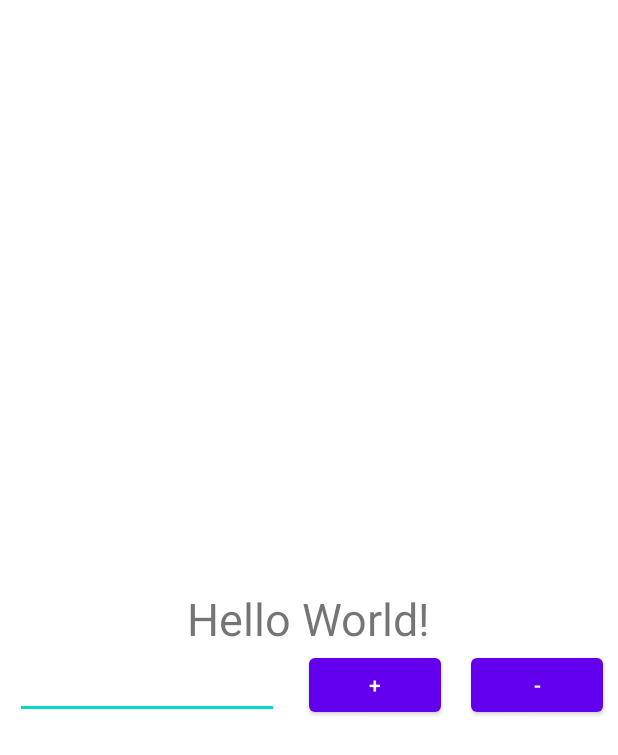
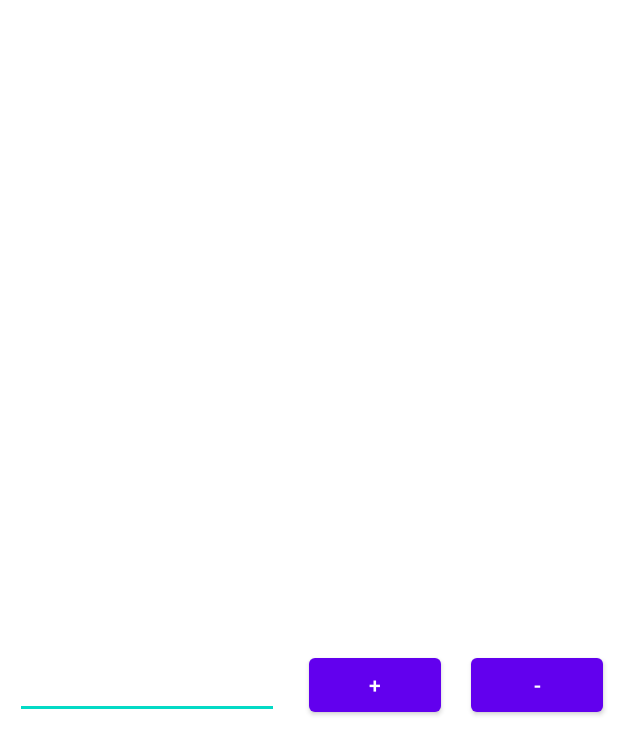
Before and after one commit to kimriri/kotlinmvvm, an Android app: the layout activity_main.xml on its own in the app's theme, with its tools: preview values and no code run, on a phone screen of 412 x 824 dp. Shown: the top 755 px of the screen. Run offline under Robolectric (Android 15) with nearby library versions, the phone set to English and light mode, and no system bars.

Commit message:
livedata2

```diff
--- a/app/src/main/res/layout/activity_main.xml
+++ b/app/src/main/res/layout/activity_main.xml
@@ -10,7 +10,6 @@
         android:id="@+id/numberTextView"
         android:layout_width="wrap_content"
         android:layout_height="wrap_content"
-        android:text="Hello World!"
         android:textSize="30sp"
         app:layout_constraintBottom_toBottomOf="parent"
         app:layout_constraintEnd_toEndOf="parent"
@@ -25,7 +24,6 @@
         android:inputType="number"
         app:layout_constraintBottom_toBottomOf="@+id/plusBtn"
         app:layout_constraintEnd_toStartOf="@+id/plusBtn"
-        app:layout_constraintHorizontal_bias="0.5"
         app:layout_constraintStart_toStartOf="parent"
         app:layout_constraintTop_toTopOf="@+id/plusBtn" />
 
```
